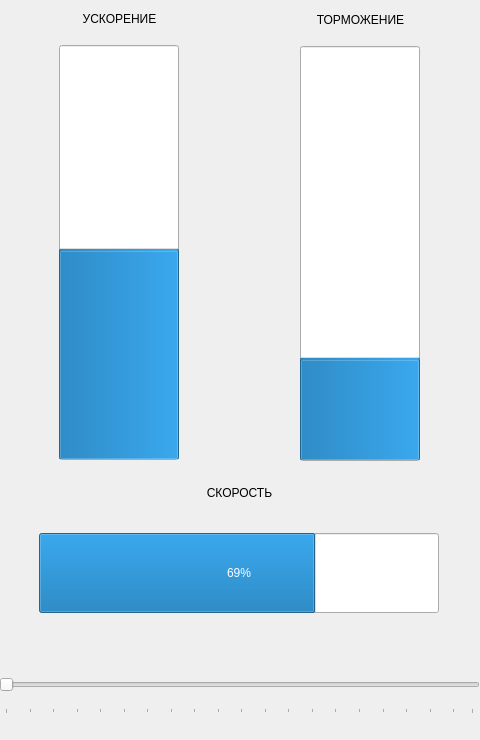
Before: the Qt Designer form workwidget.ui in genzorr/Cam-road, drawn with Qt 5.
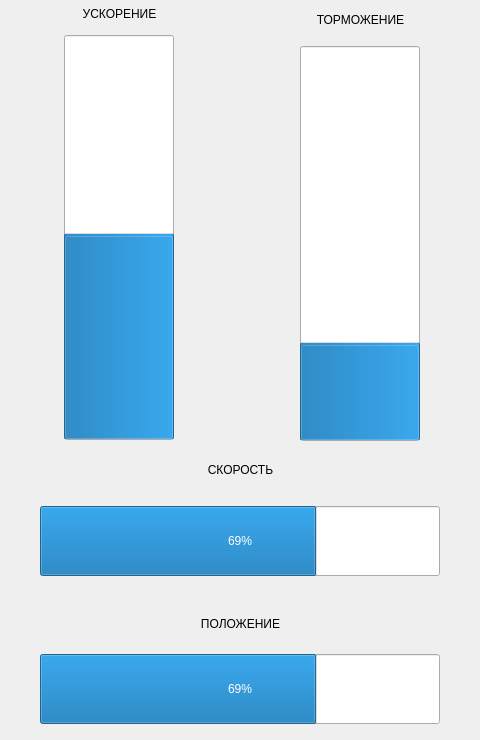
After: the same form once the commit is applied.

```diff
--- a/workwidget.ui
+++ b/workwidget.ui
@@ -13,50 +13,13 @@
   <property name="windowTitle">
    <string>Form</string>
   </property>
-  <widget class="QWidget" name="horizontalLayoutWidget_4">
-   <property name="geometry">
-    <rect>
-     <x>-1</x>
-     <y>639</y>
-     <width>481</width>
-     <height>101</height>
-    </rect>
-   </property>
-   <layout class="QHBoxLayout" name="horizontalLayout_4">
-    <item>
-     <widget class="QSlider" name="Coordinate">
-      <property name="sizePolicy">
-       <sizepolicy hsizetype="Expanding" vsizetype="Fixed">
-        <horstretch>0</horstretch>
-        <verstretch>0</verstretch>
-       </sizepolicy>
-      </property>
-      <property name="minimumSize">
-       <size>
-        <width>0</width>
-        <height>50</height>
-       </size>
-      </property>
-      <property name="orientation">
-       <enum>Qt::Horizontal</enum>
-      </property>
-      <property name="tickPosition">
-       <enum>QSlider::TicksBelow</enum>
-      </property>
-      <property name="tickInterval">
-       <number>5</number>
-      </property>
-     </widget>
-    </item>
-   </layout>
-  </widget>
   <widget class="QWidget" name="verticalLayoutWidget">
    <property name="geometry">
     <rect>
      <x>-1</x>
      <y>-1</y>
      <width>241</width>
-     <height>461</height>
+     <height>441</height>
     </rect>
    </property>
    <layout class="QVBoxLayout" name="verticalLayout">
@@ -71,7 +34,7 @@
       <property name="minimumSize">
        <size>
         <width>0</width>
-        <height>40</height>
+        <height>30</height>
        </size>
       </property>
       <property name="text">
@@ -86,8 +49,8 @@
      <widget class="QProgressBar" name="Acceleration">
       <property name="minimumSize">
        <size>
-        <width>120</width>
-        <height>0</height>
+        <width>110</width>
+        <height>100</height>
        </size>
       </property>
       <property name="value">
@@ -109,7 +72,7 @@
      <x>240</x>
      <y>0</y>
      <width>241</width>
-     <height>461</height>
+     <height>441</height>
     </rect>
    </property>
    <layout class="QVBoxLayout" name="verticalLayout_2">
@@ -162,10 +125,10 @@
   <widget class="QWidget" name="verticalLayoutWidget_3">
    <property name="geometry">
     <rect>
-     <x>-1</x>
-     <y>459</y>
+     <x>0</x>
+     <y>440</y>
      <width>481</width>
-     <height>181</height>
+     <height>161</height>
     </rect>
    </property>
    <layout class="QVBoxLayout" name="verticalLayout_3">
@@ -196,7 +159,54 @@
       <property name="minimumSize">
        <size>
         <width>400</width>
-        <height>80</height>
+        <height>70</height>
+       </size>
+      </property>
+      <property name="value">
+       <number>69</number>
+      </property>
+     </widget>
+    </item>
+   </layout>
+  </widget>
+  <widget class="QWidget" name="verticalLayoutWidget_4">
+   <property name="geometry">
+    <rect>
+     <x>0</x>
+     <y>600</y>
+     <width>481</width>
+     <height>141</height>
+    </rect>
+   </property>
+   <layout class="QVBoxLayout" name="verticalLayout_4">
+    <item>
+     <widget class="QLabel" name="label_4">
+      <property name="sizePolicy">
+       <sizepolicy hsizetype="Expanding" vsizetype="Fixed">
+        <horstretch>0</horstretch>
+        <verstretch>0</verstretch>
+       </sizepolicy>
+      </property>
+      <property name="text">
+       <string>ПОЛОЖЕНИЕ</string>
+      </property>
+      <property name="alignment">
+       <set>Qt::AlignCenter</set>
+      </property>
+     </widget>
+    </item>
+    <item alignment="Qt::AlignHCenter">
+     <widget class="QProgressBar" name="Coordinate">
+      <property name="sizePolicy">
+       <sizepolicy hsizetype="Fixed" vsizetype="Fixed">
+        <horstretch>0</horstretch>
+        <verstretch>0</verstretch>
+       </sizepolicy>
+      </property>
+      <property name="minimumSize">
+       <size>
+        <width>400</width>
+        <height>70</height>
        </size>
       </property>
       <property name="value">
```
